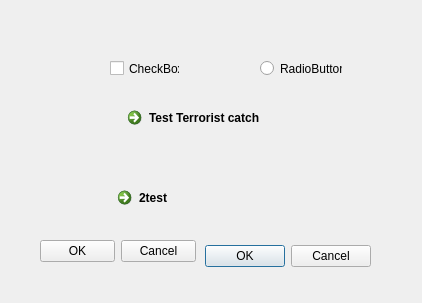
Before: the Qt Designer form Test_dialog_base.ui in EnderPeter/GEO1005, drawn with Qt 5.
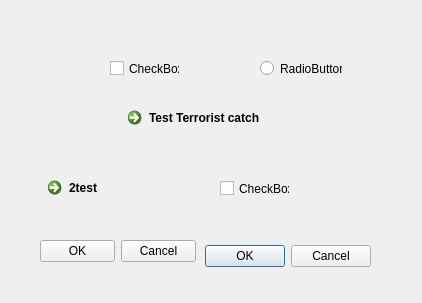
After: the same form once the commit is applied.

What changed in the file:
```diff
--- a/Test_dialog_base.ui
+++ b/Test_dialog_base.ui
@@ -84,8 +84,8 @@
   <widget class="QCommandLinkButton" name="commandLinkButton_2">
    <property name="geometry">
     <rect>
-     <x>110</x>
-     <y>180</y>
+     <x>40</x>
+     <y>170</y>
      <width>188</width>
      <height>41</height>
     </rect>
@@ -94,6 +94,19 @@
     <string>2test</string>
    </property>
   </widget>
+  <widget class="QCheckBox" name="checkBox">
+   <property name="geometry">
+    <rect>
+     <x>220</x>
+     <y>180</y>
+     <width>70</width>
+     <height>17</height>
+    </rect>
+   </property>
+   <property name="text">
+    <string>CheckBox</string>
+   </property>
+  </widget>
  </widget>
  <resources/>
  <connections>
```
